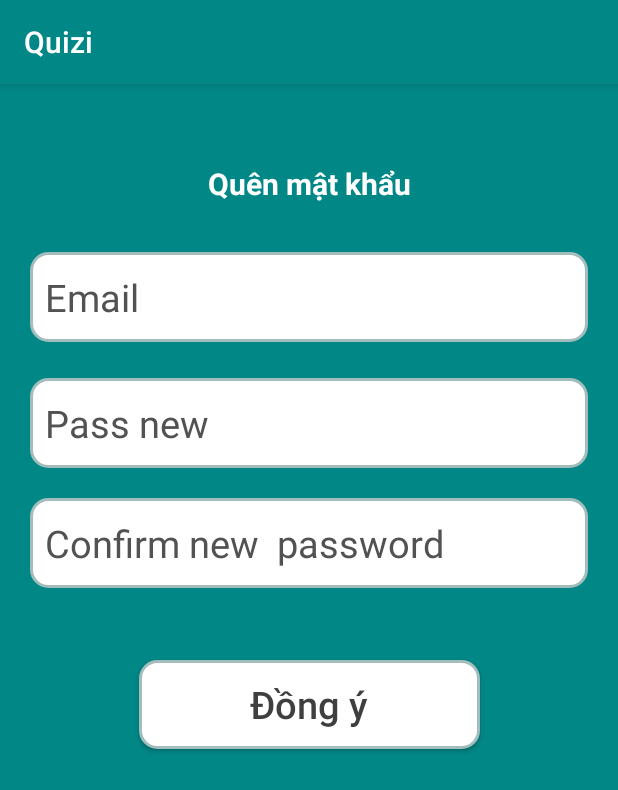
After one commit to Dang-Ngoc-Anh/Project_Android_Quizi_App_Java, an Android app: the ForgetPasswordActivity screen opened directly, with no data from a screen before it, on a phone screen of 412 x 824 dp. The commit adds this screen. Shown: the top 790 px of the screen. Run offline under Robolectric (Android 15) with nearby library versions, the light colour scheme and no system bars.

Commit message:
Hoàn thiện chức năng quên , mật khẩu , liên hệ

```diff
--- /dev/null
+++ b/app/src/main/java/com/example/quizi/ForgetPasswordActivity.java
@@ -0,0 +1,58 @@
+package com.example.quizi;
+
+import androidx.appcompat.app.AppCompatActivity;
+
+import android.content.Intent;
+import android.os.Bundle;
+import android.view.View;
+import android.widget.Button;
+import android.widget.EditText;
+import android.widget.Toast;
+
+import com.example.quizi.model.DataBaseUser;
+import com.example.quizi.model.User;
+
+public class ForgetPasswordActivity extends AppCompatActivity {
+
+    EditText etEmail;
+    EditText etPasswordNew;
+    EditText etConfirmPasswordNew;
+    Button btnSuccess;
+    @Override
+    protected void onCreate(Bundle savedInstanceState) {
+        super.onCreate(savedInstanceState);
+        setContentView(R.layout.activity_forget_password);
+        hook();
+
+        btnSuccess.setOnClickListener(v -> {
+            DataBaseUser dataBaseUser = new DataBaseUser(ForgetPasswordActivity.this);
+            String email = etEmail.getText().toString();
+            String passwordNew = etPasswordNew.getText().toString();
+            String confirmPasswordNew = etConfirmPasswordNew.getText().toString();
+            try{
+                if(passwordNew.equals(confirmPasswordNew)){
+                    dataBaseUser.updatePassword(email , passwordNew);
+                    Toast.makeText(this, "Mật khẩu mỡi đã thay đổi", Toast.LENGTH_SHORT).show();
+                    nextActivityLogin();
+                }else
+                    Toast.makeText(this, "Password với confirm chưa đúng", Toast.LENGTH_SHORT).show();
+            }
+            catch (Exception e){
+                Toast.makeText(this, e.toString(), Toast.LENGTH_SHORT).show();
+            }
+        });
+    }
+
+    private void nextActivityLogin() {
+        Intent intent =  new Intent(ForgetPasswordActivity.this , LoginActivity.class);
+        startActivity(intent);
+    }
+
+    private void hook() {
+        etEmail = findViewById(R.id.etEmail);
+        etPasswordNew = findViewById((R.id.etPasswordNew));
+        etConfirmPasswordNew = findViewById((R.id.etConfirmPasswordNew));
+        btnSuccess = findViewById(R.id.btnSuccess);
+    }
+
+}
--- a/app/src/main/java/com/example/quizi/WonActivity.java
+++ b/app/src/main/java/com/example/quizi/WonActivity.java
@@ -17,6 +17,7 @@ public class WonActivity extends AppCompatActivity {
         super.onCreate(savedInstanceState);
         setContentView(R.layout.activity_won);
         hooks();
+        tvUser.setText(LoginActivity.email);
         int countCorrect = (int) getIntent().getExtras().get("countCorrect");
         int countWrong = (int) getIntent().getExtras().get("countWrong");
 
@@ -36,7 +37,7 @@ public class WonActivity extends AppCompatActivity {
     }
 
     public void hooks(){
-//        tvUser = findViewById(R.id.tvUser);
+        tvUser = findViewById(R.id.tvUser);
         tvResult = findViewById(R.id.tvResult);
         btnSaveResult = findViewById(R.id.btnSaveResult);
     }
--- a/app/src/main/res/layout/activity_dashboard.xml
+++ b/app/src/main/res/layout/activity_dashboard.xml
@@ -2,7 +2,6 @@
 <androidx.constraintlayout.widget.ConstraintLayout xmlns:android="http://schemas.android.com/apk/res/android"
     xmlns:app="http://schemas.android.com/apk/res-auto"
     xmlns:tools="http://schemas.android.com/tools"
-    android:id="@+id/img_back"
     android:layout_width="match_parent"
     android:layout_height="match_parent"
     android:background="@color/teal_700"
@@ -13,8 +12,8 @@
 
     <ImageView
         android:id="@+id/imgBack"
-        android:layout_width="30dp"
-        android:layout_height="30dp"
+        android:layout_width="21dp"
+        android:layout_height="77dp"
         android:layout_marginTop="24dp"
         app:layout_constraintEnd_toEndOf="parent"
         app:layout_constraintHorizontal_bias="0.083"
@@ -186,5 +185,4 @@
         app:layout_constraintTop_toBottomOf="@+id/cardD" />
 
 
-
 </androidx.constraintlayout.widget.ConstraintLayout>
--- /dev/null
+++ b/app/src/main/res/layout/activity_forget_password.xml
@@ -0,0 +1,102 @@
+<?xml version="1.0" encoding="utf-8"?>
+<androidx.constraintlayout.widget.ConstraintLayout xmlns:android="http://schemas.android.com/apk/res/android"
+    xmlns:app="http://schemas.android.com/apk/res-auto"
+    xmlns:tools="http://schemas.android.com/tools"
+    android:layout_width="match_parent"
+    android:layout_height="match_parent"
+    android:background="@color/teal_700"
+    tools:context=".ForgetPasswordActivity">
+
+    <EditText
+        android:id="@+id/etConfirmPasswordNew"
+        android:layout_width="match_parent"
+        android:layout_height="60dp"
+        android:layout_marginStart="20dp"
+        android:layout_marginTop="20dp"
+        android:layout_marginEnd="20dp"
+        android:background="@drawable/shap"
+        android:ems="10"
+        android:hint="Confirm new  password "
+        android:inputType="textPassword"
+        android:textColor="@color/black"
+        android:textColorHighlight="@color/grey"
+        android:textColorHint="#535252"
+        android:textSize="25sp"
+        app:layout_constraintEnd_toEndOf="parent"
+        app:layout_constraintHorizontal_bias="0.0"
+        app:layout_constraintStart_toStartOf="parent"
+        app:layout_constraintTop_toBottomOf="@+id/etPasswordNew" />
+
+    <EditText
+        android:id="@+id/etEmail"
+        android:layout_width="match_parent"
+        android:layout_height="60dp"
+        android:layout_marginStart="20dp"
+        android:layout_marginTop="112dp"
+        android:layout_marginEnd="20dp"
+        android:background="@drawable/shap"
+        android:ems="10"
+        android:hint="@string/prompt_email"
+        android:inputType="textEmailAddress"
+        android:textColor="@color/black"
+        android:textColorHighlight="@color/grey"
+        android:textColorHint="#535252"
+        android:textSize="25sp"
+        app:layout_constraintEnd_toEndOf="parent"
+        app:layout_constraintHorizontal_bias="0.0"
+        app:layout_constraintStart_toStartOf="parent"
+        app:layout_constraintTop_toTopOf="parent" />
+
+    <EditText
+        android:id="@+id/etPasswordNew"
+        android:layout_width="match_parent"
+        android:layout_height="60dp"
+        android:layout_marginStart="20dp"
+        android:layout_marginTop="24dp"
+        android:layout_marginEnd="20dp"
+        android:background="@drawable/shap"
+        android:ems="10"
+        android:hint="Pass new"
+        android:inputType="textPassword"
+        android:textColor="@color/black"
+        android:textColorHighlight="@color/grey"
+        android:textColorHint="#535252"
+        android:textSize="25sp"
+        app:layout_constraintEnd_toEndOf="parent"
+        app:layout_constraintHorizontal_bias="0.0"
+        app:layout_constraintStart_toStartOf="parent"
+        app:layout_constraintTop_toBottomOf="@+id/etEmail" />
+
+    <Button
+        android:id="@+id/btnSuccess"
+        android:layout_width="227dp"
+        android:layout_height="59dp"
+        android:background="@drawable/shap"
+        android:gravity="center"
+        android:scrollbarTrackVertical="@drawable/shap"
+        android:text="Đồng ý"
+        android:textAlignment="center"
+        android:textAllCaps="false"
+        android:textColor="@color/black"
+        android:textSelectHandle="@drawable/shap"
+        android:textSize="25sp"
+        android:textStyle="normal"
+        app:layout_constraintBottom_toBottomOf="parent"
+        app:layout_constraintEnd_toEndOf="parent"
+        app:layout_constraintStart_toStartOf="parent"
+        app:layout_constraintTop_toBottomOf="@+id/etConfirmPasswordNew"
+        app:layout_constraintVertical_bias="0.128" />
+
+    <TextView
+        android:id="@+id/textView20"
+        android:layout_width="wrap_content"
+        android:layout_height="wrap_content"
+        android:layout_marginBottom="32dp"
+        android:text="Quên mật khẩu"
+        android:textColor="@color/white"
+        android:textSize="20sp"
+        android:textStyle="bold"
+        app:layout_constraintBottom_toTopOf="@+id/etEmail"
+        app:layout_constraintEnd_toEndOf="parent"
+        app:layout_constraintStart_toStartOf="parent" />
+</androidx.constraintlayout.widget.ConstraintLayout>
```
Also changed, not shown: app/src/main/AndroidManifest.xml (+34 -13 lines), app/src/main/java/com/example/quizi/ContactActivity.java (added, +46 -0 lines), app/src/main/java/com/example/quizi/DashboardActivity.java (+14 -5 lines), app/src/main/java/com/example/quizi/LoginActivity.java (+24 -19 lines), app/src/main/java/com/example/quizi/MainActivity.java (+32 -16 lines), app/src/main/java/com/example/quizi/SignUpActivity.java (+3 -5 lines), app/src/main/java/com/example/quizi/UserMainActivity.java (+29 -9 lines), app/src/main/java/com/example/quizi/model/DataBaseUser.java (+17 -1 lines), app/src/main/res/layout/activity_contact.xml (added, +106 -0 lines), app/src/main/res/layout/activity_login.xml (+5 -5 lines), app/src/main/res/layout/activity_main.xml (+9 -8 lines), app/src/main/res/layout/activity_sign_up.xml (+7 -7 lines), app/src/main/res/layout/activity_user_main.xml (+25 -25 lines), app/src/main/res/drawable-v24/facebook.png (added), 2 more files.
